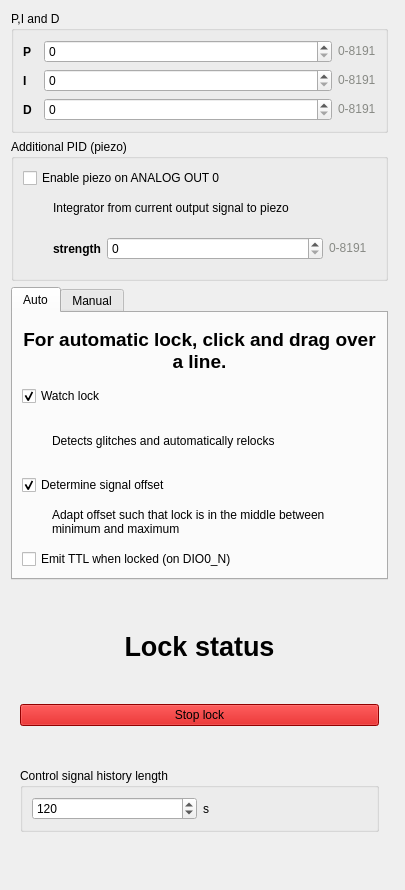
Old version of the form linien/client/ui/locking_panel.ui in the repository linien-org/linien.
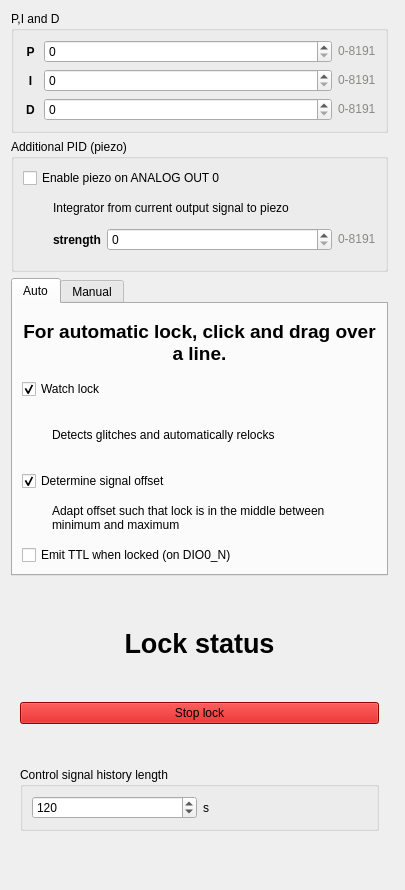
New version of the form. Custom widgets are drawn as their Qt base class.

What changed in the file:
```diff
--- a/linien/client/ui/locking_panel.ui
+++ b/linien/client/ui/locking_panel.ui
@@ -82,6 +82,9 @@
              </property>
              <item>
               <widget class="QLabel" name="label_5">
+               <property name="enabled">
+                <bool>true</bool>
+               </property>
                <property name="sizePolicy">
                 <sizepolicy hsizetype="Fixed" vsizetype="Preferred">
                  <horstretch>0</horstretch>
@@ -103,6 +106,9 @@
                <property name="text">
                 <string>P</string>
                </property>
+               <property name="alignment">
+                <set>Qt::AlignCenter</set>
+               </property>
               </widget>
              </item>
              <item>
@@ -175,6 +181,9 @@
                <property name="text">
                 <string>I</string>
                </property>
+               <property name="alignment">
+                <set>Qt::AlignCenter</set>
+               </property>
               </widget>
              </item>
              <item>
@@ -250,6 +259,9 @@
                <property name="text">
                 <string>D</string>
                </property>
+               <property name="alignment">
+                <set>Qt::AlignCenter</set>
+               </property>
               </widget>
              </item>
              <item>
@@ -331,6 +343,12 @@
              <property name="leftMargin">
               <number>30</number>
              </property>
+             <property name="topMargin">
+              <number>0</number>
+             </property>
+             <property name="rightMargin">
+              <number>0</number>
+             </property>
              <item>
               <widget class="QLabel" name="label_3">
                <property name="sizePolicy">
```
Left out of the diff: 6 changed lines with no effect on the pictures.
